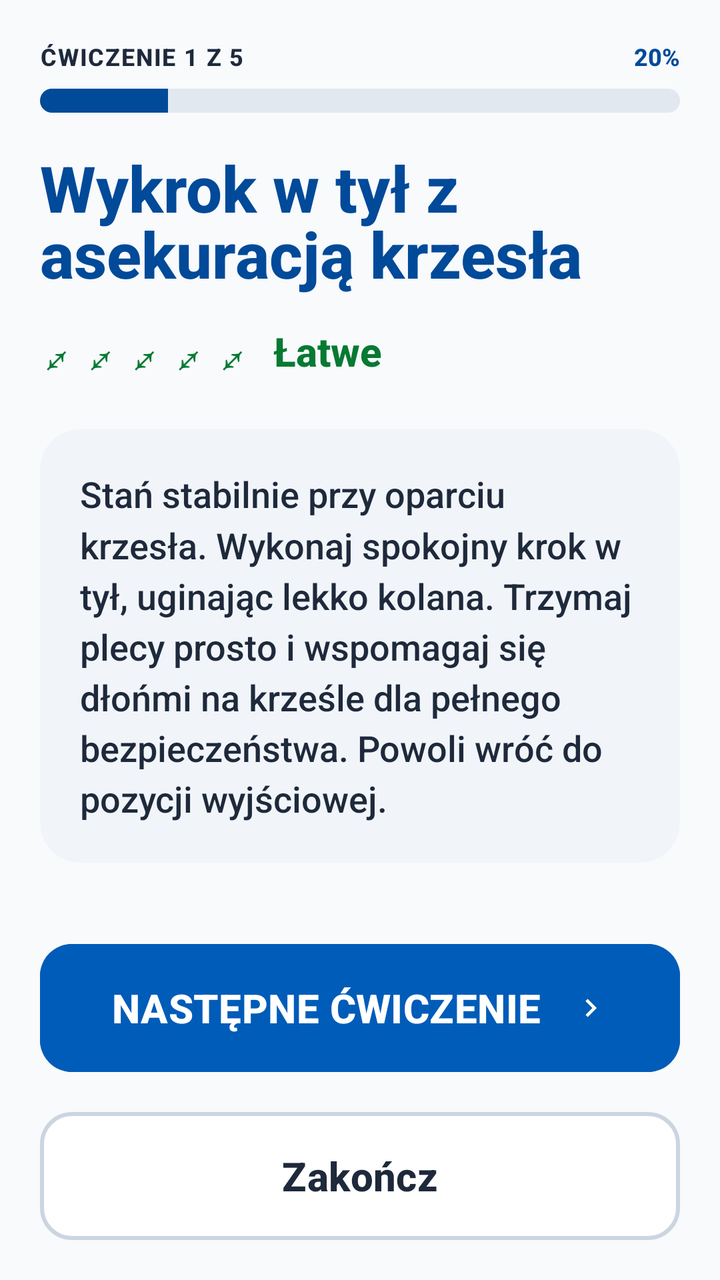
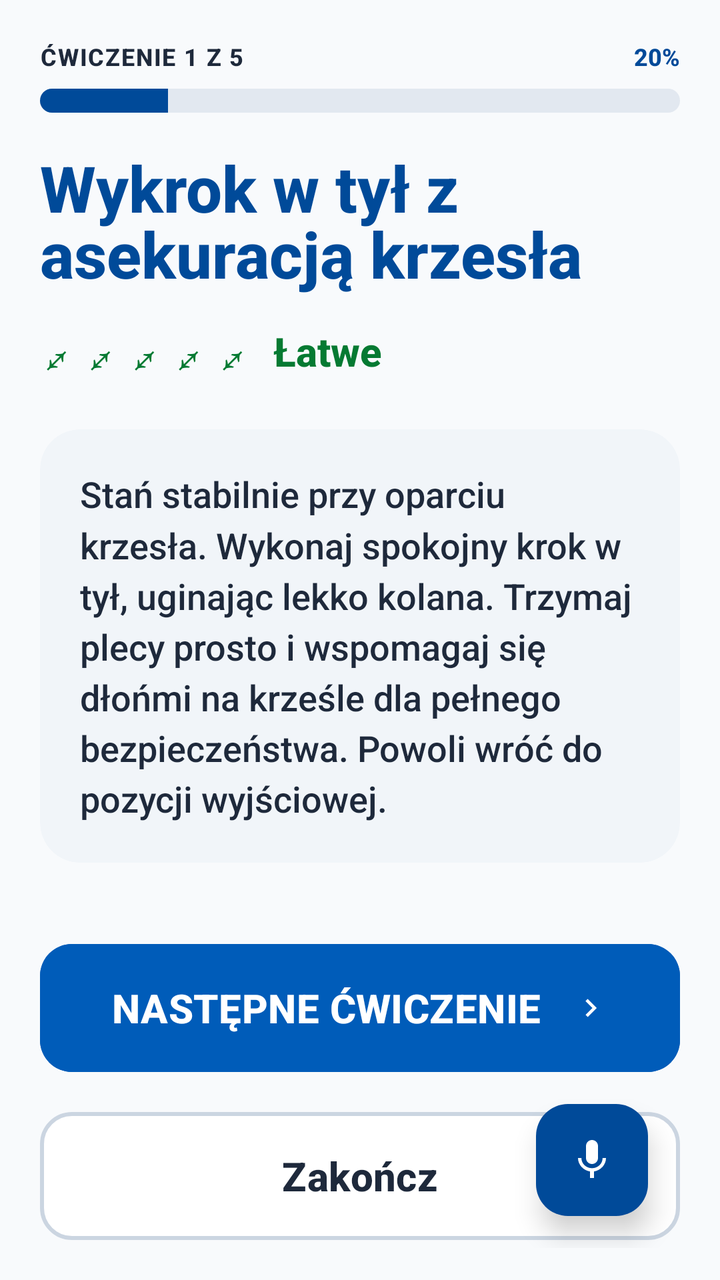

Screens rendered from an Android XML layout before and after an edit, with the pre-edit source and the edit as a unified diff.
<!-- AndroidManifest.xml: application theme Theme.Fitnessapp -->
<!-- res/layout/activity_single_exercise.xml -->
<?xml version="1.0" encoding="utf-8"?>
<androidx.constraintlayout.widget.ConstraintLayout xmlns:android="http://schemas.android.com/apk/res/android"
    xmlns:app="http://schemas.android.com/apk/res-auto"
    android:layout_width="match_parent"
    android:layout_height="match_parent"
    android:background="#F8FAFC"
    android:paddingHorizontal="20dp"
    android:paddingTop="20dp"
    android:paddingBottom="16dp">

    
    <LinearLayout
        android:id="@+id/header_progress"
        android:layout_width="match_parent"
        android:layout_height="wrap_content"
        android:orientation="vertical"
        app:layout_constraintTop_toTopOf="parent">

        <RelativeLayout
            android:layout_width="match_parent"
            android:layout_height="wrap_content">

            <TextView
                android:id="@+id/tv_progress"
                android:layout_width="wrap_content"
                android:layout_height="wrap_content"
                android:text="ĆWICZENIE 1 Z 5"
                android:textColor="#1E293B"
                android:textSize="12sp"
                android:textStyle="bold"
                android:letterSpacing="0.05" />

            <TextView
                android:id="@+id/tv_percentage"
                android:layout_width="wrap_content"
                android:layout_height="wrap_content"
                android:layout_alignParentEnd="true"
                android:text="20%"
                android:textColor="#004A99"
                android:textSize="12sp"
                android:textStyle="bold" />
        </RelativeLayout>

        <ProgressBar
            android:id="@+id/progress_exercise"
            style="?android:attr/progressBarStyleHorizontal"
            android:layout_width="match_parent"
            android:layout_height="12dp"
            android:layout_marginTop="8dp"
            android:max="100"
            android:progress="20"
            android:progressDrawable="@drawable/progress_bar_custom" />
    </LinearLayout>

    <ScrollView
        android:layout_width="match_parent"
        android:layout_height="0dp"
        android:layout_marginTop="16dp"
        android:layout_marginBottom="16dp"
        android:fillViewport="true"
        android:scrollbars="none"
        app:layout_constraintBottom_toTopOf="@id/btn_next"
        app:layout_constraintTop_toBottomOf="@id/header_progress">

        <LinearLayout
            android:layout_width="match_parent"
            android:layout_height="wrap_content"
            android:orientation="vertical">

            <TextView
                android:id="@+id/tv_exercise_name"
                android:layout_width="match_parent"
                android:layout_height="wrap_content"
                android:text="Wykrok w tył z asekuracją krzesła"
                android:textColor="#004A99"
                android:textSize="32sp"
                android:textStyle="bold"
                android:lineSpacingMultiplier="0.9" />

            <LinearLayout
                android:layout_width="match_parent"
                android:layout_height="wrap_content"
                android:layout_marginTop="12dp"
                android:gravity="center_vertical"
                android:orientation="horizontal">

                <TextView
                    android:id="@+id/tv_difficulty_icons"
                    android:layout_width="wrap_content"
                    android:layout_height="wrap_content"
                    android:text="⤢ ⤢ ⤢ ⤢ ⤢"
                    android:textColor="#057A32"
                    android:textSize="22sp" />

                <TextView
                    android:id="@+id/tv_difficulty_text"
                    android:layout_width="wrap_content"
                    android:layout_height="wrap_content"
                    android:layout_marginStart="12dp"
                    android:text="Łatwe"
                    android:textColor="#057A32"
                    android:textSize="20sp"
                    android:textStyle="bold" />
            </LinearLayout>

            <androidx.cardview.widget.CardView
                android:layout_width="match_parent"
                android:layout_height="wrap_content"
                android:layout_marginTop="24dp"
                app:cardBackgroundColor="#F1F5F9"
                app:cardCornerRadius="20dp"
                app:cardElevation="0dp">

                <TextView
                    android:id="@+id/tv_description"
                    android:layout_width="match_parent"
                    android:layout_height="wrap_content"
                    android:padding="20dp"
                    android:text="Stań stabilnie przy oparciu krzesła. Wykonaj spokojny krok w tył, uginając lekko kolana. Trzymaj plecy prosto i wspomagaj się dłońmi na krześle dla pełnego bezpieczeństwa. Powoli wróć do pozycji wyjściowej."
                    android:textColor="#1E293B"
                    android:textSize="18sp"
                    android:lineSpacingMultiplier="1.2" />
            </androidx.cardview.widget.CardView>

            
            <androidx.cardview.widget.CardView
                android:id="@+id/video_mockup_container"
                android:layout_width="match_parent"
                android:layout_height="400dp"
                android:layout_marginTop="24dp"
                app:cardCornerRadius="24dp"
                app:cardElevation="4dp"
                app:cardBackgroundColor="#000000">

                <RelativeLayout
                    android:layout_width="match_parent"
                    android:layout_height="match_parent">

                    
                    <ImageView
                        android:layout_width="match_parent"
                        android:layout_height="match_parent"
                        android:scaleType="centerCrop"
                        android:src="@drawable/bg_card_onboarding"
                        android:alpha="0.6"/>

                    <ImageView
                        android:layout_width="80dp"
                        android:layout_height="80dp"
                        android:layout_centerInParent="true"
                        android:src="@android:drawable/ic_media_play"
                        android:contentDescription="Odtwórz"
                        app:tint="#FFFFFF" />

                    <TextView
                        android:layout_width="wrap_content"
                        android:layout_height="wrap_content"
                        android:layout_alignParentBottom="true"
                        android:layout_alignParentStart="true"
                        android:layout_margin="20dp"
                        android:text="Odtwórz instruktaż wideo"
                        android:textColor="#FFFFFF"
                        android:textSize="16sp"
                        android:textStyle="bold"
                        android:background="@drawable/bg_indicator_inactive"
                        android:paddingHorizontal="12dp"
                        android:paddingVertical="4dp"
                        android:alpha="0.8"/>

                    <TextView
                        android:layout_width="wrap_content"
                        android:layout_height="wrap_content"
                        android:layout_alignParentBottom="true"
                        android:layout_alignParentEnd="true"
                        android:layout_margin="20dp"
                        android:text="0:45"
                        android:textColor="#FFFFFF"
                        android:textSize="16sp"
                        android:textStyle="bold" />
                </RelativeLayout>
            </androidx.cardview.widget.CardView>

            <TextView
                android:id="@+id/tv_contraindications_label"
                android:layout_width="wrap_content"
                android:layout_height="wrap_content"
                android:layout_marginTop="24dp"
                android:text="PRZECIWWSKAZANIA"
                android:textColor="#EF4444"
                android:textSize="14sp"
                android:textStyle="bold"
                android:visibility="gone" />

            <TextView
                android:id="@+id/tv_contraindications"
                android:layout_width="match_parent"
                android:layout_height="wrap_content"
                android:layout_marginTop="8dp"
                android:layout_marginBottom="16dp"
                android:textColor="#EF4444"
                android:textSize="16sp"
                android:visibility="gone" />

        </LinearLayout>
    </ScrollView>

    <Button
        android:id="@+id/btn_next"
        android:layout_width="match_parent"
        android:layout_height="72dp"
        android:layout_marginBottom="12dp"
        android:backgroundTint="#005CB9"
        android:text="NASTĘPNE ĆWICZENIE"
        android:textAllCaps="true"
        android:textColor="@color/white"
        android:textSize="20sp"
        android:textStyle="bold"
        app:icon="@drawable/ic_chevron_right"
        app:iconGravity="textEnd"
        app:iconPadding="16dp"
        app:iconTint="@color/white"
        app:cornerRadius="16dp"
        app:layout_constraintBottom_toTopOf="@id/btn_finish" />

    <Button
        android:id="@+id/btn_finish"
        android:layout_width="match_parent"
        android:layout_height="72dp"
        android:backgroundTint="#FFFFFF"
        android:text="Zakończ"
        android:textAllCaps="false"
        android:textColor="#1E293B"
        android:textSize="20sp"
        android:textStyle="bold"
        app:strokeColor="#CBD5E1"
        app:strokeWidth="2dp"
        app:cornerRadius="16dp"
        app:layout_constraintBottom_toBottomOf="parent" />

</androidx.constraintlayout.widget.ConstraintLayout>
<!-- resources referenced by this layout -->
<resources>
  <color name="white">#FFFFFFFF</color>
  <!-- drawable bg_card_onboarding (drawable) -->
  <?xml version="1.0" encoding="utf-8"?>
  <shape xmlns:android="http://schemas.android.com/apk/res/android">
      <solid android:color="@color/white" />
      <corners android:radius="16dp" />
  </shape>
  <!-- drawable bg_indicator_inactive (drawable) -->
  <?xml version="1.0" encoding="utf-8"?>
  <shape xmlns:android="http://schemas.android.com/apk/res/android"
      android:shape="rectangle">
      <solid android:color="#E5E7EB" />
      <corners android:radius="4dp" />
  </shape>
  <!-- drawable ic_chevron_right (drawable) -->
  <?xml version="1.0" encoding="utf-8"?>
  <vector xmlns:android="http://schemas.android.com/apk/res/android"
      android:width="24dp"
      android:height="24dp"
      android:viewportWidth="24"
      android:viewportHeight="24">
      <path
          android:fillColor="@color/white"
          android:pathData="M8.59,16.59L13.17,12L8.59,7.41L10,6l6,6l-6,6L8.59,16.59z" />
  </vector>
  <!-- drawable progress_bar_custom (drawable) -->
  <?xml version="1.0" encoding="utf-8"?>
  <layer-list xmlns:android="http://schemas.android.com/apk/res/android">
      <item android:id="@android:id/background">
          <shape>
              <corners android:radius="8dp" />
              <solid android:color="#E2E8F0" />
          </shape>
      </item>
      <item android:id="@android:id/progress">
          <clip>
              <shape>
                  <corners android:radius="8dp" />
                  <solid android:color="#004A99" />
              </shape>
          </clip>
      </item>
  </layer-list>
  <style name="Theme.Fitnessapp" parent="Base.Theme.Fitnessapp" />
  <style name="Base.Theme.Fitnessapp" parent="Theme.Material3.Light.NoActionBar">
          
          <item name="android:fontFamily">sans-serif-medium</item>
          <item name="android:textAllCaps">false</item>
          <item name="android:textColor">#0F172A</item>
          <item name="android:windowBackground">#F8FAFC</item>
      </style>
</resources>

<!-- the commit's change to res/layout/activity_single_exercise.xml (unified diff, before → after) -->
@@ -237,4 +237,19 @@
         app:cornerRadius="16dp"
         app:layout_constraintBottom_toBottomOf="parent" />
 
+    <com.google.android.material.floatingactionbutton.FloatingActionButton
+        android:id="@+id/fab_mic"
+        android:layout_width="wrap_content"
+        android:layout_height="wrap_content"
+        android:layout_margin="16dp"
+        android:layout_marginBottom="220dp"
+        android:contentDescription="Nagrywanie głosu"
+        android:src="@drawable/ic_mic"
+        app:backgroundTint="#004A99"
+        app:tint="#FFFFFF"
+        app:fabSize="normal"
+        app:elevation="8dp"
+        app:layout_constraintBottom_toBottomOf="parent"
+        app:layout_constraintEnd_toEndOf="parent" />
+
 </androidx.constraintlayout.widget.ConstraintLayout>
<!-- resource entries referenced after the edit -->
@@ -24,6 +24,16 @@
       <path
           android:fillColor="@color/white"
           android:pathData="M8.59,16.59L13.17,12L8.59,7.41L10,6l6,6l-6,6L8.59,16.59z" />
+  </vector>
+  <!-- drawable ic_mic (drawable) -->
+  <vector xmlns:android="http://schemas.android.com/apk/res/android"
+      android:width="24dp"
+      android:height="24dp"
+      android:viewportWidth="24"
+      android:viewportHeight="24">
+      <path
+          android:fillColor="#1A5DFF"
+          android:pathData="M12,14c1.66,0 3,-1.34 3,-3V5c0,-1.66 -1.34,-3 -3,-3S9,3.34 9,5v6C9,12.66 10.34,14 12,14zM17.3,11c0,3 -2.54,5.1 -5.3,5.1S6.7,14 6.7,11H5c0,3.41 2.72,6.23 6,6.72V21h2v-3.28c3.28,-0.49 6,-3.31 6,-6.72H17.3z"/>
   </vector>
   <!-- drawable progress_bar_custom (drawable) -->
   <?xml version="1.0" encoding="utf-8"?>
